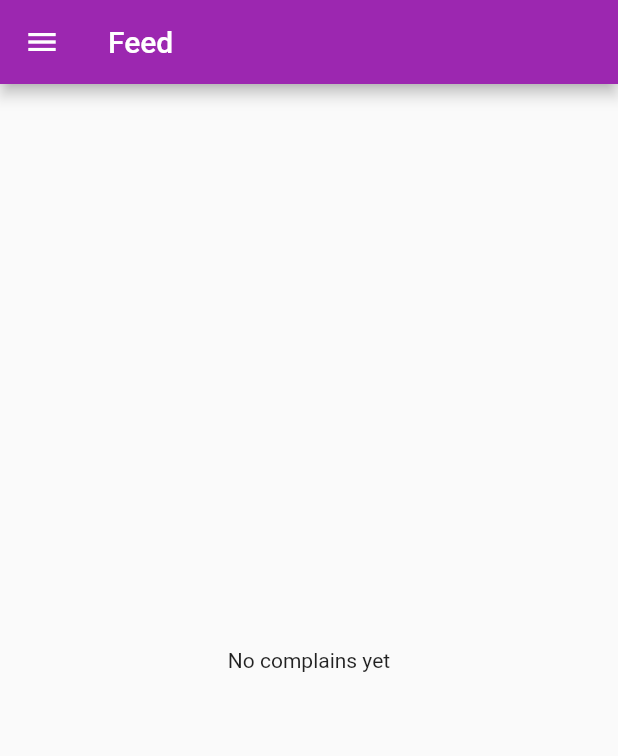
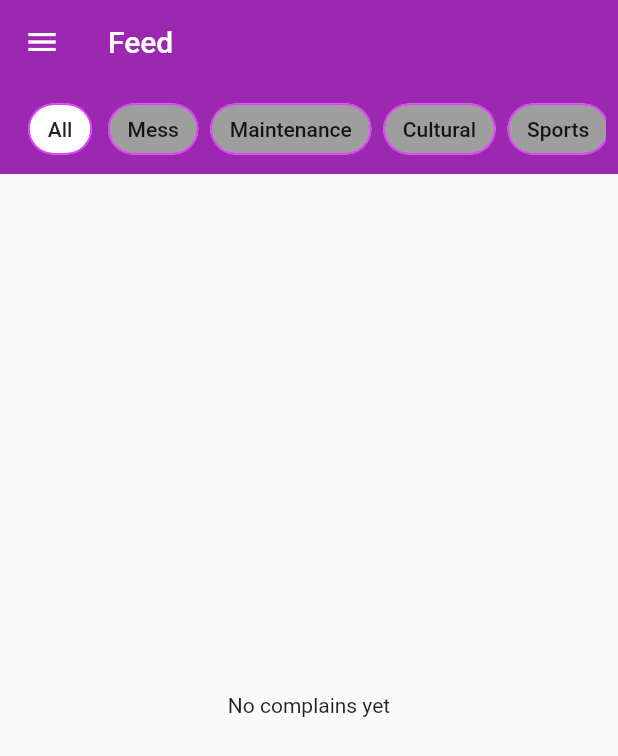
Before and after one commit to srinjoyghosh-bot/hostel_complain_management_app, a Flutter app: the FeedScreen screen opened directly, in the side drawer, after a tap on "Feed", on a phone screen of 412 x 824 dp. Shown: the top 756 px of the screen. Run offline on Flutter 3.47's test engine with Material 2 defaults, Android fonts, the phone set to English and light mode, and no system bars; our stand-ins replace cloud_firestore, equatable, firebase_auth, firebase_core, flutter_bloc, shared_preferences; accounts and stored records are empty.

Commit message:
feat: filter complains in feed screen feature added

```diff
--- a/lib/data/data_providers/database_service.dart
+++ b/lib/data/data_providers/database_service.dart
@@ -7,6 +7,7 @@ import 'package:hostel_complain_management_app/data/models/student.dart';
 class DatabaseService {
   final FirebaseFirestore _firestore = FirebaseFirestore.instance;
   final LocalStorageService _service = LocalStorageService.instance;
+
   Future<String> addComplain(Complain complain) async {
     try {
       String docId, uid = _service.uid;
@@ -38,16 +39,18 @@ class DatabaseService {
   }
 
   Future<List<Complain>> getAllComplains({required ComplainType type}) async {
-    if (type == ComplainType.none) {
-      final snapShot = await _firestore.collection('complains').get();
-      if (snapShot.size > 0) {
-        final data =
-            snapShot.docs.map((doc) => Complain.fromJson(doc.data())).toList();
+    final snapShot = await _firestore.collection('complains').get();
+    if (snapShot.size > 0) {
+      final data =
+          snapShot.docs.map((doc) => Complain.fromJson(doc.data())).toList();
+      if (type == ComplainType.none) {
         return data;
+      } else {
+        return data.where((complain) => complain.type == type).toList();
       }
+    } else {
       return [];
     }
-    return [];
   }
 
   Future<Student> getStudentFromId(String id) async {
--- a/lib/presentation/screens/feed_screen.dart
+++ b/lib/presentation/screens/feed_screen.dart
@@ -7,6 +7,7 @@ import 'package:hostel_complain_management_app/data/enums.dart';
 import 'package:hostel_complain_management_app/data/models/complain.dart';
 import 'package:hostel_complain_management_app/presentation/widgets/app_drawer.dart';
 import 'package:hostel_complain_management_app/presentation/widgets/complain_tile.dart';
+import 'package:hostel_complain_management_app/presentation/widgets/complain_type_buttons.dart';
 
 class FeedScreen extends StatefulWidget {
   const FeedScreen({Key? key}) : super(key: key);
@@ -17,13 +18,22 @@ class FeedScreen extends StatefulWidget {
 }
 
 class _FeedScreenState extends State<FeedScreen> {
+  void _filter(ComplainType complainType) {
+    context.read<FeedBloc>().add(FeedFetchingEvent(type: complainType));
+  }
+
   @override
   Widget build(BuildContext context) {
     return Scaffold(
       appBar: AppBar(
         title: const Text('Feed'),
+        elevation: 0,
       ),
-      body: BlocBuilder<FeedBloc, FeedState>(builder: (context, state) {
+      body: Column(
+        children: [
+          ComplainButtons(filterFunction: _filter),
+          Expanded(
+            child: BlocBuilder<FeedBloc, FeedState>(builder: (context, state) {
               if (state is FeedSuccessState) {
                 List<Complain> complains = state.complains.reversed.toList();
                 return state.complains.isNotEmpty
@@ -43,6 +53,9 @@ class _FeedScreenState extends State<FeedScreen> {
                 return const Center(child: CircularProgressIndicator());
               }
             }),
+          ),
+        ],
+      ),
       drawer: const AppDrawer(),
     );
   }
--- a/lib/presentation/widgets/complain_tile.dart
+++ b/lib/presentation/widgets/complain_tile.dart
@@ -36,7 +36,6 @@ class _ComplainTileState extends State<ComplainTile> {
     Complain complain = widget.complain;
     return Container(
       margin: const EdgeInsets.only(top: 10, left: 10, right: 10),
-      padding: const EdgeInsets.all(4),
       decoration: BoxDecoration(
         borderRadius: const BorderRadius.all(
           Radius.circular(12),
--- /dev/null
+++ b/lib/presentation/widgets/complain_type_buttons.dart
@@ -0,0 +1,75 @@
+import 'package:flutter/material.dart';
+import 'package:hostel_complain_management_app/data/enums.dart';
+
+class ComplainButtons extends StatefulWidget {
+  const ComplainButtons({Key? key, required this.filterFunction})
+      : super(key: key);
+  final Function filterFunction;
+
+  @override
+  _ComplainButtonsState createState() => _ComplainButtonsState();
+}
+
+class _ComplainButtonsState extends State<ComplainButtons> {
+  List<bool> selected = [true, false, false, false, false, false];
+  List<String> buttonTitles = [
+    'All',
+    'Mess',
+    'Maintenance',
+    'Cultural',
+    'Sports',
+    'Miscellaneous',
+  ];
+  List<ComplainType> filterComplains = [
+    ComplainType.none,
+    ComplainType.mess,
+    ComplainType.maintenance,
+    ComplainType.cultural,
+    ComplainType.sports,
+    ComplainType.miscellaneous,
+  ];
+
+  void select(int index) {
+    setState(() {
+      selected[index] = true;
+      for (int i = 0; i < selected.length; i++) {
+        if (i != index) {
+          selected[i] = false;
+        }
+      }
+    });
+    widget.filterFunction(filterComplains[index]);
+  }
+
+  @override
+  Widget build(BuildContext context) {
+    return Container(
+      color: Colors.purple,
+      padding: const EdgeInsets.all(8),
+      height: 60,
+      child: ListView.builder(
+        itemBuilder: (context, index) =>
+            _complainButton(title: buttonTitles[index], index: index),
+        itemCount: buttonTitles.length,
+        scrollDirection: Axis.horizontal,
+      ),
+    );
+  }
+
+  Widget _complainButton({required String title, required int index}) {
+    return Container(
+      margin: const EdgeInsets.only(left: 8),
+      child: InkWell(
+        onTap: () {
+          select(index);
+        },
+        child: Chip(
+          label: Text(title),
+          padding: const EdgeInsets.all(4),
+          backgroundColor: selected[index] ? Colors.white : Colors.grey,
+          side: const BorderSide(color: Colors.purpleAccent),
+        ),
+      ),
+    );
+  }
+}
```
Lines whose indentation alone changed are shown as unchanged.
